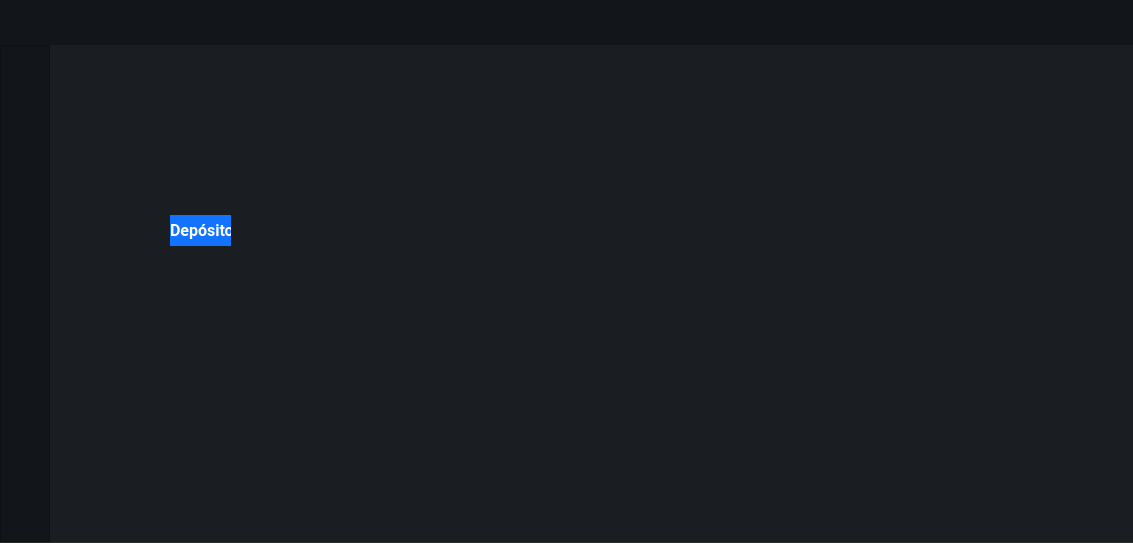
First picture: the form in Interfaces/main/main_ui.ui, repository juanignaciocansillieri/Proyecto-Final, before the edit.
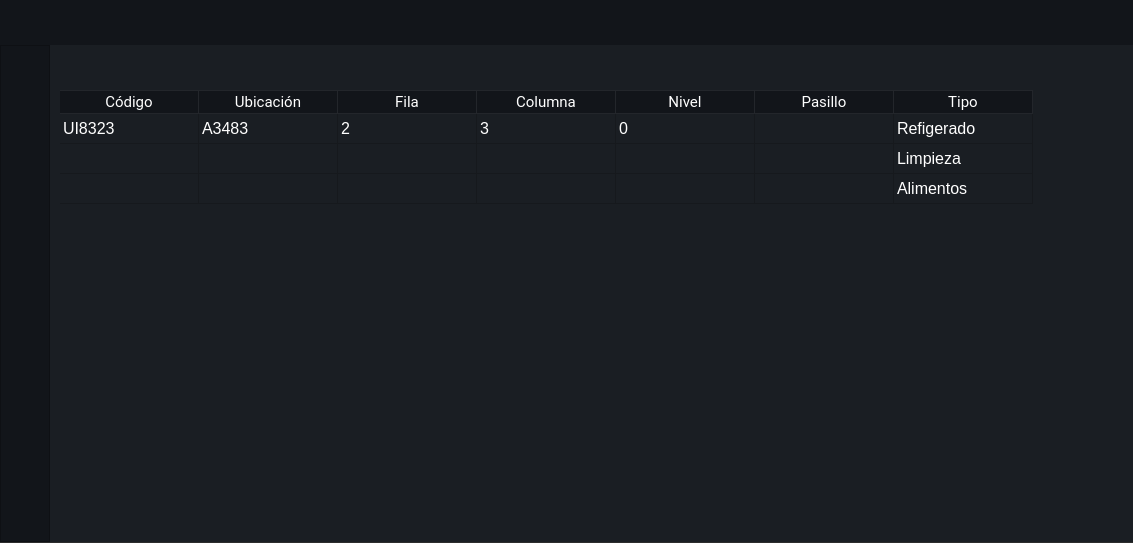
Second picture: the form after the edit. The open tabs and pages were chosen to show the change. Icons and pictures are not drawn.

Diff of the .ui file:
```diff
--- a/Interfaces/main/main_ui.ui
+++ b/Interfaces/main/main_ui.ui
@@ -1059,29 +1059,177 @@
            </layout>
           </widget>
           <widget class="QWidget" name="page_depositos">
-           <widget class="QLabel" name="label_3">
+           <widget class="QTableWidget" name="tableWidget_3">
             <property name="geometry">
              <rect>
-              <x>120</x>
-              <y>170</y>
-              <width>61</width>
-              <height>31</height>
+              <x>10</x>
+              <y>30</y>
+              <width>1041</width>
+              <height>328</height>
              </rect>
             </property>
-            <property name="font">
-             <font>
-              <family>Roboto</family>
-              <pointsize>12</pointsize>
-              <weight>75</weight>
-              <bold>true</bold>
-             </font>
+            <property name="minimumSize">
+             <size>
+              <width>900</width>
+              <height>328</height>
+             </size>
+            </property>
+            <property name="maximumSize">
+             <size>
+              <width>16777215</width>
+              <height>500</height>
+             </size>
+            </property>
+            <property name="cursor" stdset="0">
+             <cursorShape>PointingHandCursor</cursorShape>
             </property>
             <property name="styleSheet">
-             <string notr="true">background-color: rgb(17, 115, 255);</string>
+             <string notr="true">QTableWidget{
+color:#fff;
+font-size: 12pt;
+border-style: none;
+margin-left: 0px;
+margin-top:15px
+}
+
+
+QHeaderView::section {
+    background-color: #12151a;
+	color:#fff;
+    font-size: 11pt;
+    border-style: none;
+    border-bottom: 1px solid #23262b;
+    border-right: 1px solid #23262b;
+	font-family:Roboto;
+
+
+}
+
+QHeaderView::section:horizontal
+{
+    border-top: 1px solid #23262b;
+}
+
+QHeaderView::section:vertical
+{
+
+    border-left: 1px solid #23262b;
+}</string>
             </property>
-            <property name="text">
-             <string>&lt;html&gt;&lt;head/&gt;&lt;body&gt;&lt;p align=&quot;center&quot;&gt;&lt;span style=&quot; color:#ffffff;&quot;&gt;Depósito&lt;/span&gt;&lt;/p&gt;&lt;/body&gt;&lt;/html&gt;</string>
+            <property name="editTriggers">
+             <set>QAbstractItemView::AnyKeyPressed|QAbstractItemView::DoubleClicked|QAbstractItemView::EditKeyPressed</set>
             </property>
+            <property name="dragEnabled">
+             <bool>true</bool>
+            </property>
+            <property name="showGrid">
+             <bool>true</bool>
+            </property>
+            <attribute name="horizontalHeaderDefaultSectionSize">
+             <number>139</number>
+            </attribute>
+            <attribute name="horizontalHeaderHighlightSections">
+             <bool>false</bool>
+            </attribute>
+            <attribute name="verticalHeaderVisible">
+             <bool>false</bool>
+            </attribute>
+            <attribute name="verticalHeaderDefaultSectionSize">
+             <number>30</number>
+            </attribute>
+            <attribute name="verticalHeaderMinimumSectionSize">
+             <number>23</number>
+            </attribute>
+            <row>
+             <property name="text">
+              <string>New Row</string>
+             </property>
+            </row>
+            <row>
+             <property name="text">
+              <string>New Row</string>
+             </property>
+            </row>
+            <row>
+             <property name="text">
+              <string>New Row</string>
+             </property>
+            </row>
+            <column>
+             <property name="text">
+              <string>Código</string>
+             </property>
+            </column>
+            <column>
+             <property name="text">
+              <string>Ubicación</string>
+             </property>
+            </column>
+            <column>
+             <property name="text">
+              <string>Fila</string>
+             </property>
+            </column>
+            <column>
+             <property name="text">
+              <string>Columna</string>
+             </property>
+            </column>
+            <column>
+             <property name="text">
+              <string>Nivel</string>
+             </property>
+            </column>
+            <column>
+             <property name="text">
+              <string>Pasillo</string>
+             </property>
+            </column>
+            <column>
+             <property name="text">
+              <string>Tipo</string>
+             </property>
+            </column>
+            <item row="0" column="0">
+             <property name="text">
+              <string>UI8323</string>
+             </property>
+            </item>
+            <item row="0" column="1">
+             <property name="text">
+              <string>A3483</string>
+             </property>
+            </item>
+            <item row="0" column="2">
+             <property name="text">
+              <string>2</string>
+             </property>
+            </item>
+            <item row="0" column="3">
+             <property name="text">
+              <string>3</string>
+             </property>
+            </item>
+            <item row="0" column="4">
+             <property name="text">
+              <string>0</string>
+             </property>
+            </item>
+            <item row="0" column="6">
+             <property name="text">
+              <string>Refigerado</string>
+             </property>
+            </item>
+            <item row="1" column="6">
+             <property name="text">
+              <string>Limpieza</string>
+             </property>
+            </item>
+            <item row="2" column="6">
+             <property name="text">
+              <string>Alimentos</string>
+             </property>
+            </item>
            </widget>
           </widget>
           <widget class="QWidget" name="page_usuarios">
```
Left out of the diff: 4 changed lines with no effect on the pictures.
